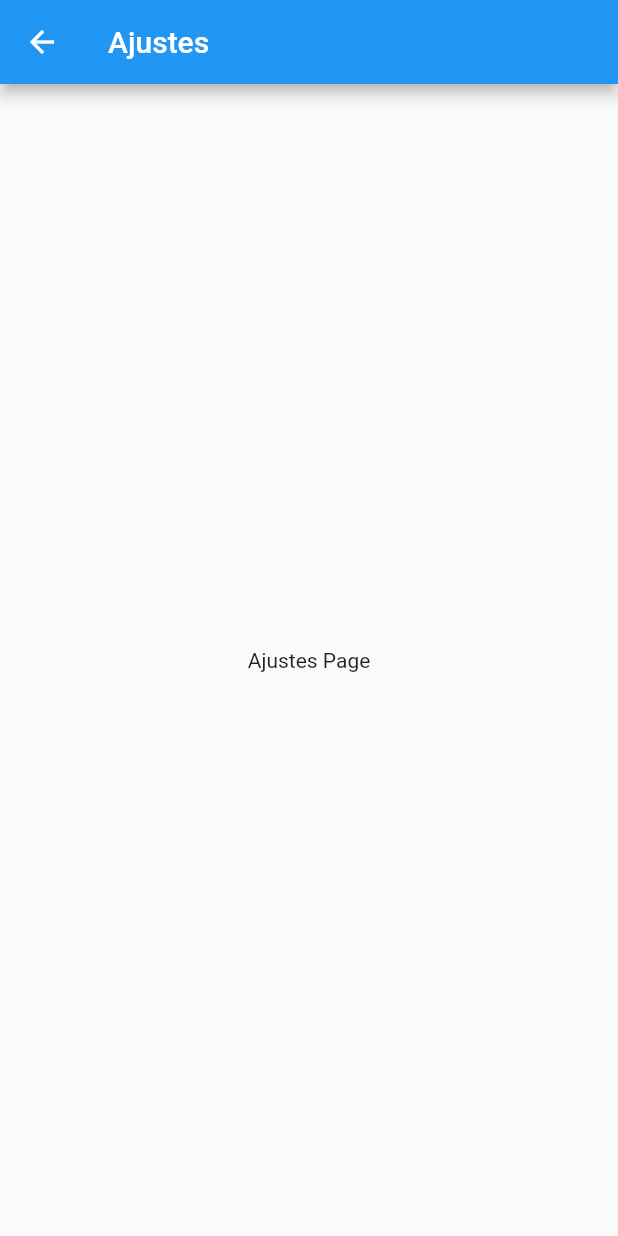
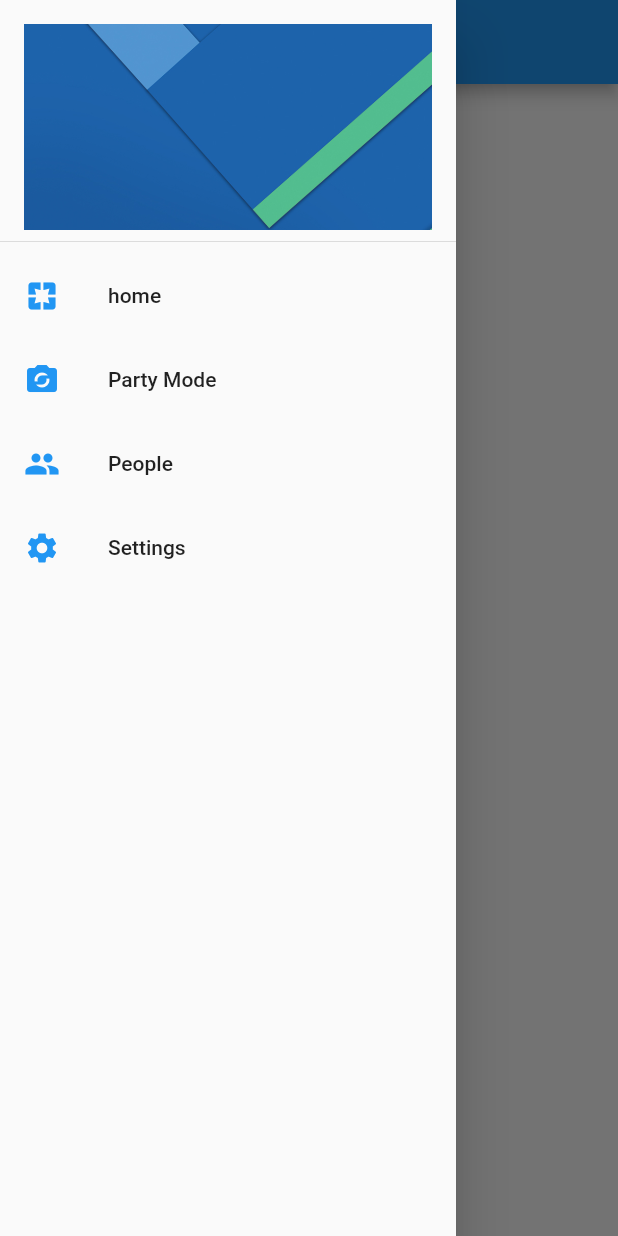
Before and after one commit to MaryBenitez/Preferencias, a Flutter app: the SettingsPage screen opened by its route, with the side drawer open (before the commit the screen has no drawer), on a phone screen of 412 x 824 dp. Run offline on Flutter 3.47's test engine with Material 2 defaults, Android fonts, the phone set to English and light mode, and no system bars.

Commit message:
se creo un widget indepentdiente para el drawer

```diff
--- a/lib/src/settings_page.dart
+++ b/lib/src/settings_page.dart
@@ -1,4 +1,5 @@
 import 'package:flutter/material.dart';
+import 'package:preferenciasusuarioapp/src/widgets/menu_widget.dart';
 
 class SettingsPage extends StatelessWidget {
 
@@ -10,6 +11,7 @@ class SettingsPage extends StatelessWidget {
       appBar: AppBar(
         title: Text('Ajustes'),
       ),
+      drawer: MenuWidget(),
       body: Center(
         child: Text('Ajustes Page'),
       )
--- /dev/null
+++ b/lib/src/widgets/menu_widget.dart
@@ -0,0 +1,47 @@
+import 'package:flutter/material.dart';
+import 'package:preferenciasusuarioapp/src/pages/home_page.dart';
+
+import '../settings_page.dart';
+
+class MenuWidget extends StatelessWidget {
+  @override
+  Widget build(BuildContext context) {
+    return Drawer(
+      child: ListView(
+        padding: EdgeInsets.zero,
+        children: <Widget>[
+          DrawerHeader(
+            child: Container(
+              decoration: BoxDecoration(
+                  image: DecorationImage(
+                      image: AssetImage('assets/menu-img.jpg'),
+                      fit: BoxFit.cover)),
+            ),
+          ),
+          ListTile(
+            leading: Icon(Icons.pages, color: Colors.blue),
+            title: Text('home'),
+            onTap: () => Navigator.pushReplacementNamed(context, HomePage.routeName),
+          ),
+          ListTile(
+            leading: Icon(Icons.party_mode, color: Colors.blue),
+            title: Text('Party Mode'),
+            onTap: () {},
+          ),
+          ListTile(
+            leading: Icon(Icons.people, color: Colors.blue),
+            title: Text('People'),
+            onTap: () {},
+          ),
+          ListTile(
+              leading: Icon(Icons.settings, color: Colors.blue),
+              title: Text('Settings'),
+              onTap: () {
+                //Navigator.pop(context);
+                Navigator.pushReplacementNamed(context, SettingsPage.routeName);
+              }),
+        ],
+      ),
+    );
+  }
+}
```
Also changed, not shown: lib/src/pages/home_page.dart (+2 -41 lines).
